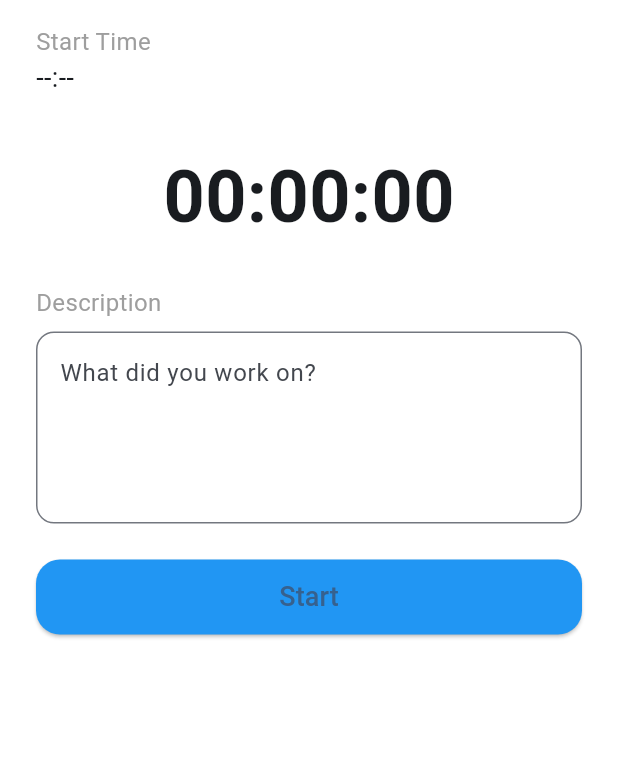
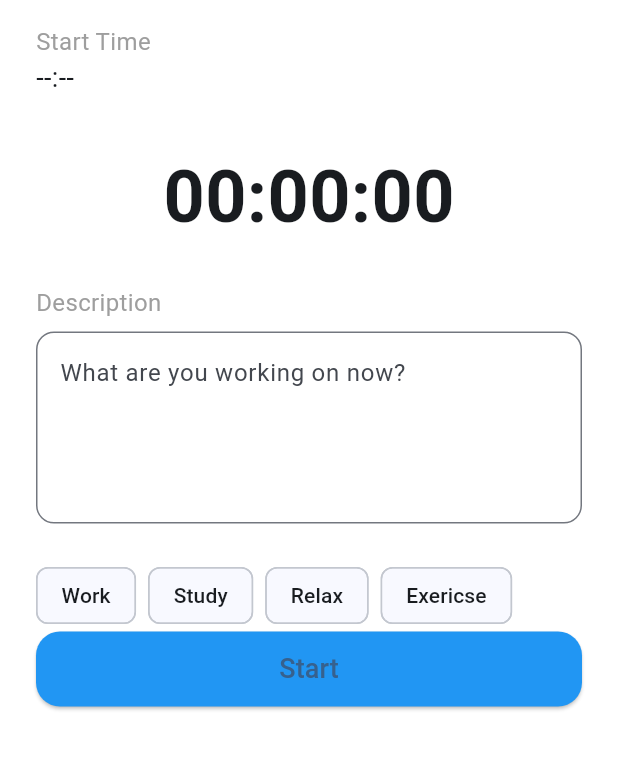
Before and after one commit to krishnakireeti-2k7/task_tracker, a Flutter app: the TaskTrackingScreen screen opened directly, on a phone screen of 412 x 824 dp, the part 96-866 px from its top. Run offline on Flutter 3.47's test engine with Material 3 defaults, Android fonts, the phone set to English and light mode, and no system bars; our stand-ins replace flutter_riverpod, hive, hive_flutter; accounts and stored records are empty.

Commit message:
quick tags

```diff
--- a/lib/screens/task_tracking_screen.dart
+++ b/lib/screens/task_tracking_screen.dart
@@ -118,7 +118,7 @@ class _TaskTrackingScreenState extends ConsumerState<TaskTrackingScreen> {
                 controller: descriptionController,
                 maxLines: 4,
                 decoration: InputDecoration(
-                  hintText: 'What did you work on?',
+                  hintText: 'What are you working on now?',
                   border: OutlineInputBorder(
                     borderRadius: BorderRadius.circular(12),
                   ),
@@ -126,6 +126,22 @@ class _TaskTrackingScreenState extends ConsumerState<TaskTrackingScreen> {
               ),
 
               const SizedBox(height: 24),
+
+              Wrap(
+                spacing: 8,
+                children: [
+                  for(final lable in ['Work','Study','Relax','Exericse'])
+                  ActionChip(label: Text(lable),
+                  onPressed: () {
+                    descriptionController.text = lable;
+                    descriptionController.selection = TextSelection.fromPosition(
+                      TextPosition(offset: descriptionController.text.length),
+                    );
+                    setState(() {});
+                  },
+                  )
+                ],
+              ),
 
               if (!isTracking)
                 ElevatedButton(
```
